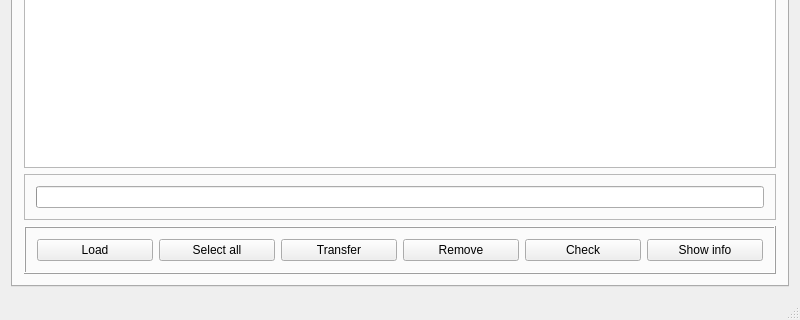
First picture: the form in resources/ui/wiibafu.ui, repository evertonstz/wiibafu, before the edit; both pictures show x 0 to 800 and y 321 to 641 of the 800 by 641 pixel window.
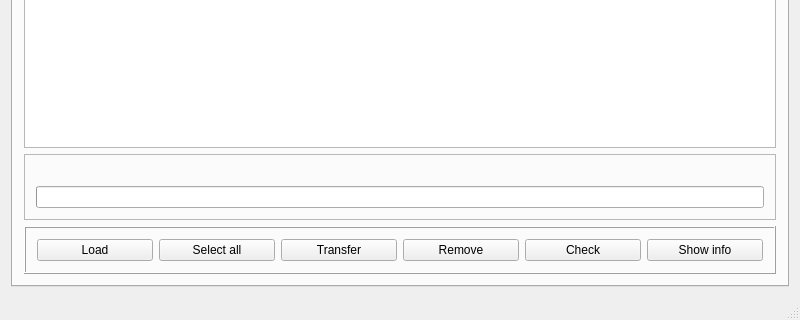
Second picture: the form after the edit. The open tabs and pages were chosen to show the change. Icons and pictures are not drawn.

Diff of the .ui file:
```diff
--- a/resources/ui/wiibafu.ui
+++ b/resources/ui/wiibafu.ui
@@ -198,6 +198,16 @@
            <enum>QFrame::Sunken</enum>
           </property>
           <layout class="QVBoxLayout" name="verticalLayout_3">
+           <item>
+            <widget class="QLabel" name="wbfsTab_label_Info">
+             <property name="text">
+              <string/>
+             </property>
+             <property name="alignment">
+              <set>Qt::AlignCenter</set>
+             </property>
+            </widget>
+           </item>
            <item>
             <widget class="QProgressBar" name="wbfsTab_progressBar">
              <property name="value">
```
